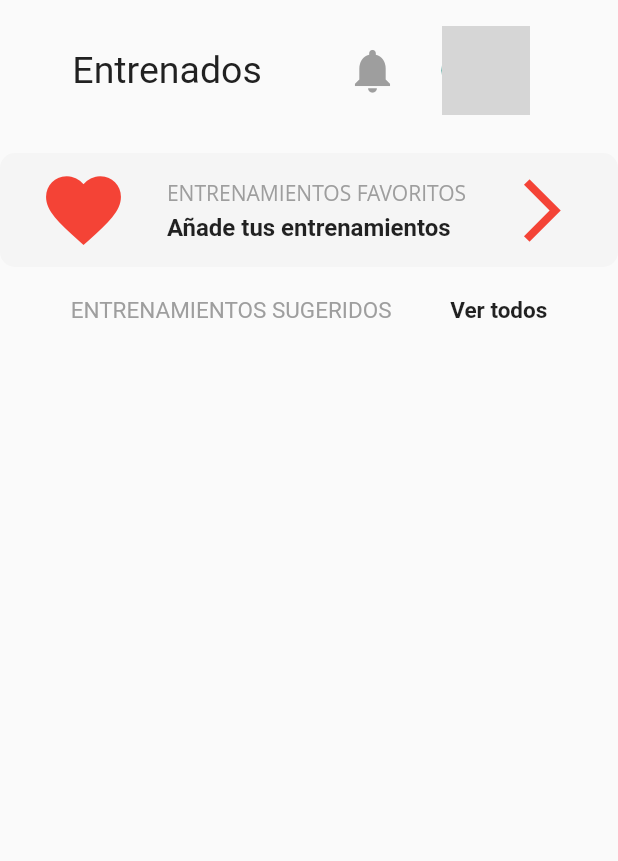
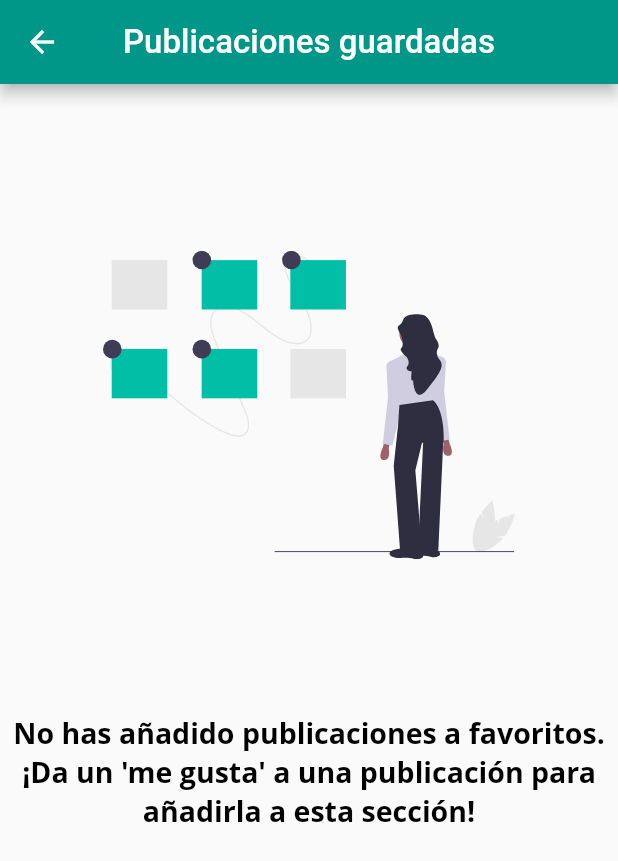
Before and after one commit to raulruval/entrenados, a Flutter app: the MyPage screen opened directly, after a tap on "ENTRENAMIENTOS FAVORITOS", on a phone screen of 412 x 824 dp. Shown: the top 861 px of the screen. Run offline on Flutter 3.47's test engine with Material 2 defaults, Android fonts, the phone set to English and light mode, and no system bars; drawn by our look-alikes of auto_size_text; our stand-ins replace cached_network_image, chewie, cloud_firestore, device_preview, firebase_auth, firebase_messaging and 7 more; missing offline and left inert: animator, flutter_duration_picker, flutter_video_compress; accounts and stored records are empty; network calls fail; Roboto replaces fonts that are missing (Montserrat, default); statements that could not run were skipped; grey boxes are pictures that could not be loaded.

Commit message:
it6-v3.5

```diff
--- a/entrenados/lib/pages/home.dart
+++ b/entrenados/lib/pages/home.dart
@@ -29,6 +29,7 @@ final activityFeedRef = Firestore.instance.collection("feed");
 final followersRef = Firestore.instance.collection("followers");
 final followingRef = Firestore.instance.collection("following");
 final timelineRef = Firestore.instance.collection("timeline");
+final storedPostsRef = Firestore.instance.collection("storedPosts");
 
 final DateTime timestamp = DateTime.now();
 
--- a/entrenados/lib/pages/mypage.dart
+++ b/entrenados/lib/pages/mypage.dart
@@ -3,6 +3,7 @@ import 'package:cached_network_image/cached_network_image.dart';
 import 'package:entrenados/models/user.dart';
 import 'package:entrenados/pages/activity.dart';
 import 'package:entrenados/pages/profile.dart';
+import 'package:entrenados/pages/storePosts.dart';
 import 'package:entrenados/widgets/progress.dart';
 import 'package:flutter/material.dart';
 
@@ -124,12 +125,20 @@ class _MyPageState extends State<MyPage> with TickerProviderStateMixin {
                   Padding(
                     padding: EdgeInsets.only(top: 15),
                   ),
-                  Container(
-                    decoration: BoxDecoration(
-                        borderRadius: BorderRadius.circular(10.0),
-                        color: Colors.grey.shade100),
-                    child: GestureDetector(
-                      onTap: () => print("Abrir entrenamientos"),
+                  GestureDetector(
+                    onTap: () => Navigator.push(
+                      context,
+                      MaterialPageRoute(
+                        builder: (context) => StorePosts(
+                          currentUser: currentUser,
+                        ),
+                      ),
+                    ),
+                    child: Container(
+                      height: MediaQuery.of(context).size.height * 0.2,
+                      decoration: BoxDecoration(
+                          borderRadius: BorderRadius.circular(10.0),
+                          color: Colors.grey.shade100),
                       child: Padding(
                         padding: const EdgeInsets.only(top: 8.0, bottom: 8.0),
                         child: Row(
--- a/entrenados/lib/pages/profile.dart
+++ b/entrenados/lib/pages/profile.dart
@@ -456,7 +456,7 @@ class _ProfileState extends State<Profile> {
     } else {
       List<GridTile> gridTiles = [];
       posts.forEach((post) {
-        gridTiles.add(GridTile(child: PostTile(post)));
+        gridTiles.add(GridTile(child: PostTile(post,true)));
       });
       return Expanded(
         child: ListView(
--- a/entrenados/lib/pages/searchPostsResponse.dart
+++ b/entrenados/lib/pages/searchPostsResponse.dart
@@ -103,7 +103,7 @@ class _SearchPostsResponseState extends State<SearchPostsResponse> {
     } else {
       List<GridTile> gridTiles = [];
       posts.forEach((post) {
-        gridTiles.add(GridTile(child: PostTile(post)));
+        gridTiles.add(GridTile(child: PostTile(post,true)));
       });
       return ListView(
         shrinkWrap: true,
--- /dev/null
+++ b/entrenados/lib/pages/storePosts.dart
@@ -0,0 +1,93 @@
+import 'package:auto_size_text/auto_size_text.dart';
+import 'package:cloud_firestore/cloud_firestore.dart';
+import 'package:entrenados/models/user.dart';
+import 'package:entrenados/pages/home.dart';
+import 'package:entrenados/widgets/header.dart';
+import 'package:entrenados/widgets/post.dart';
+import 'package:entrenados/widgets/post_tile.dart';
+import 'package:entrenados/widgets/progress.dart';
+import 'package:flutter/material.dart';
+import 'package:flutter_svg/svg.dart';
+
+class StorePosts extends StatefulWidget {
+  final User currentUser;
+  StorePosts({@required this.currentUser, Key key}) : super(key: key);
+
+  @override
+  _StorePostsState createState() => _StorePostsState();
+}
+
+class _StorePostsState extends State<StorePosts> {
+  List<Post> posts;
+
+  @override
+  void initState() {
+    super.initState();
+    getStoredPosts();
+  }
+
+  getStoredPosts() async {
+    QuerySnapshot snapshot = await storedPostsRef
+        .document(widget.currentUser.id)
+        .collection('userPosts')
+        .orderBy('timestamp', descending: true)
+        .getDocuments();
+
+    List<Post> posts =
+        snapshot.documents.map((doc) => Post.fromDocument(doc)).toList();
+    setState(() {
+      this.posts = posts;
+    });
+  }
+
+  buildStoredPosts() {
+    if (posts == null) {
+      return circularProgress();
+    } else if (posts.isEmpty) {
+      return Padding(
+        padding: const EdgeInsets.all(8.0),
+        child: Center(
+          child: Column(
+            mainAxisAlignment: MainAxisAlignment.start,
+            crossAxisAlignment: CrossAxisAlignment.center,
+            children: <Widget>[
+              SvgPicture.asset(
+                'assets/img/nofavPosts.svg',
+                height: MediaQuery.of(context).size.height / 2,
+                width: MediaQuery.of(context).size.width / 1.5,
+              ),
+              AutoSizeText(
+                "No has añadido publicaciones a favoritos. ¡Da un 'me gusta' a una publicación para añadirla a esta sección!",
+                textAlign: TextAlign.center,
+                style: TextStyle(
+                    color: Colors.black,
+                    fontSize: 40.0,
+                    fontWeight: FontWeight.bold),
+                maxLines: 3,
+              ),
+            ],
+          ),
+        ),
+      );
+    } else {
+      List<GridTile> gridTiles = [];
+      posts.forEach((post) {
+        gridTiles.add(GridTile(child: PostTile(post,false)));
+      });
+      return ListView(
+        children: gridTiles,
+      );
+    }
+  }
+
+  @override
+  Widget build(BuildContext context) {
+    return Scaffold(
+      appBar: header(context,
+          isAppTitle: false,
+          removeBackButton: false,
+          titleText: "Publicaciones guardadas"),
+      body: buildStoredPosts(),
+    );
+  }
+}
--- a/entrenados/lib/pages/timeline.dart
+++ b/entrenados/lib/pages/timeline.dart
@@ -116,7 +116,7 @@ class _TimelineState extends State<Timeline> {
     } else {
       List<GridTile> gridTiles = [];
       posts.forEach((post) {
-        gridTiles.add(GridTile(child: PostTile(post)));
+        gridTiles.add(GridTile(child: PostTile(post,true)));
       });
       return ListView(
         children: gridTiles,
--- a/entrenados/pubspec.yaml
+++ b/entrenados/pubspec.yaml
@@ -89,3 +89,4 @@ flutter:
     - assets/img/empty.svg
     - assets/img/addPhoto.png
     - videos/KettlebellTraining.mp4
+    - assets/img/nofavPosts.svg
```
Also changed, not shown: entrenados/lib/pages/create_google_account.dart (+43 -1 lines), entrenados/lib/pages/edit_profile.dart (+17 -2 lines), entrenados/lib/widgets/post.dart (+46 -4 lines), entrenados/lib/widgets/post_tile.dart (+4 -3 lines), entrenados/assets/img/nofavPosts.svg (added).
